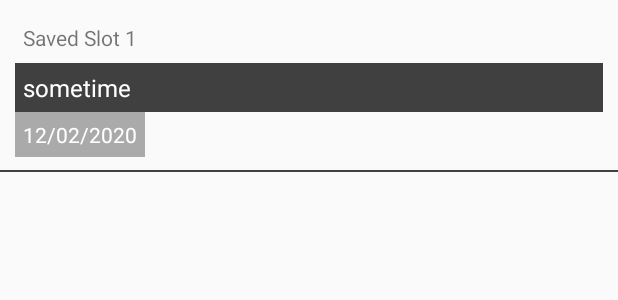
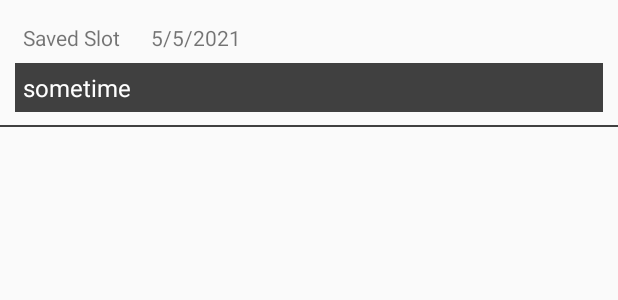
Before and after one commit to de2rick/StudyTimer, an Android app: the layout layout_time.xml on its own in the app's theme, with its tools: preview values and no code run, on a phone screen of 412 x 824 dp. Shown: the top 300 px of the screen. Run offline under Robolectric (Android 15) with nearby library versions, the phone set to English and light mode, and no system bars.

```diff
--- a/app/src/main/java/com/example/studytimer/TimeAdp.java
+++ b/app/src/main/java/com/example/studytimer/TimeAdp.java
@@ -35,9 +35,10 @@ public class TimeAdp extends RecyclerView.Adapter<TimeAdp.Holder> {
 
     @Override
     public void onBindViewHolder(@NonNull Holder holder, int position) {
-        Log.d("Daily", "taskModelList: " + taskModelList);
+        Log.d("sth", "TimerModel: " + taskModelList);
         holder.txtTaskName.setText(taskModelList.get(position).getTaskName());
         holder.txtTaskAddTime.setText(String.valueOf(taskModelList.get(position).getTaskAddedTime()));
+        holder.textSlot.setText(String.valueOf(taskModelList.get(position).getTaskSlotName()));
     }
 
     @Override
@@ -46,11 +47,12 @@ public class TimeAdp extends RecyclerView.Adapter<TimeAdp.Holder> {
     }
 
     public class Holder extends RecyclerView.ViewHolder {
-        TextView txtTaskName, txtTaskAddTime;
+        TextView txtTaskName, txtTaskAddTime, textSlot;
         public Holder(@NonNull View itemView) {
             super(itemView);
             txtTaskName = itemView.findViewById(R.id.txt_task_name);
             txtTaskAddTime = itemView.findViewById(R.id.txt_date);
+            textSlot = itemView.findViewById(R.id.t1);
         }
     }
 }
--- a/app/src/main/res/layout/layout_time.xml
+++ b/app/src/main/res/layout/layout_time.xml
@@ -1,16 +1,21 @@
 <?xml version="1.0" encoding="utf-8"?>
-<LinearLayout xmlns:android="http://schemas.android.com/apk/res/android"
+<RelativeLayout xmlns:android="http://schemas.android.com/apk/res/android"
     android:orientation="vertical"
     android:layout_width="match_parent"
     android:layout_height="wrap_content"
     android:background="@drawable/history_border">
+
+
+
     <TextView
+    android:layout_below="@+id/uoagroup"
+        android:id="@+id/t1"
         android:layout_width="wrap_content"
         android:layout_height="wrap_content"
-        android:text="Saved Slot 1"
+        android:layout_marginLeft="10dp"
         android:padding="5dp"
-        android:layout_marginLeft="10dp">
-    </TextView>
+        android:text="Saved Slot"></TextView>
+
     <TextView
         android:id="@+id/txt_task_name"
         android:layout_width="match_parent"
@@ -22,17 +27,19 @@
         android:layout_marginStart="10dp"
         android:layout_marginEnd="10dp"
         android:background="@color/gray"
-        android:layout_marginTop="2dp"/>
+        android:layout_marginTop="2dp"
+        android:layout_below="@+id/t1"/>
+
     <TextView
         android:id="@+id/txt_date"
         android:layout_width="wrap_content"
         android:layout_height="wrap_content"
-        android:text="12/02/2020"
+        android:layout_marginStart="10dp"
+        android:layout_marginLeft="15dp"
+        android:layout_marginEnd="10dp"
+        android:layout_toRightOf="@+id/t1"
         android:padding="5dp"
-        android:layout_marginStart="10dp"
-        android:layout_marginEnd="10dp"
-        android:background="@android:color/darker_gray"
-        android:textColor="@android:color/white"/>
+        android:text="5/5/2021"
+         />
 
-
-</LinearLayout>
+</RelativeLayout>
--- a/app/src/main/res/xml/preferences.xml
+++ b/app/src/main/res/xml/preferences.xml
@@ -1,6 +1,6 @@
 <?xml version="1.0" encoding="utf-8"?>
 <PreferenceScreen xmlns:android="http://schemas.android.com/apk/res/android"
-    xmlns:app="http://schemas.android.com/apk/res-auto">
+    >
     <PreferenceCategory
         android:key="first_category"
         android:title="Personal Information"
@@ -24,6 +24,5 @@
             android:summary="Run the timer only when on the timer page">
 
         </CheckBoxPreference>
-
     </PreferenceCategory>
 </PreferenceScreen>
```
Also changed, not shown: app/src/main/java/com/example/studytimer/History.java (+8 -13 lines), app/src/main/java/com/example/studytimer/MainActivity.java (+24 -11 lines), app/src/main/java/com/example/studytimer/TimerModel.java (+12 -4 lines), app/src/main/res/layout/activity_history.xml (+21 -20 lines), app/src/main/res/mipmap-anydpi-v26/ic_launcher.png (added), app/src/main/res/mipmap-anydpi-v26/ic_launcher_round.png (added).
